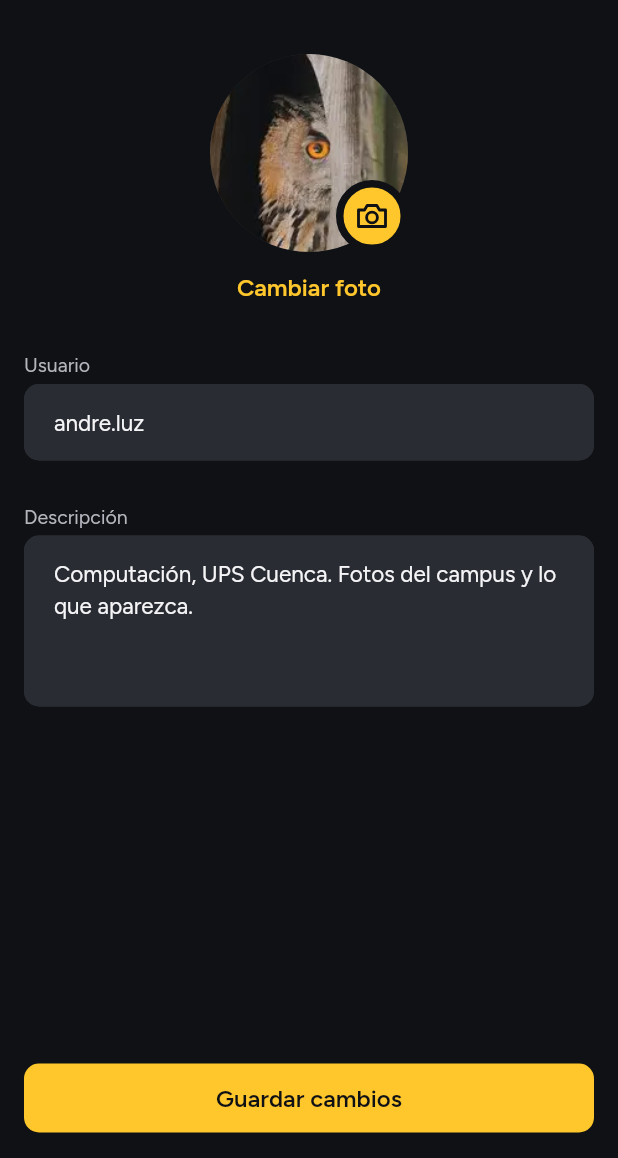
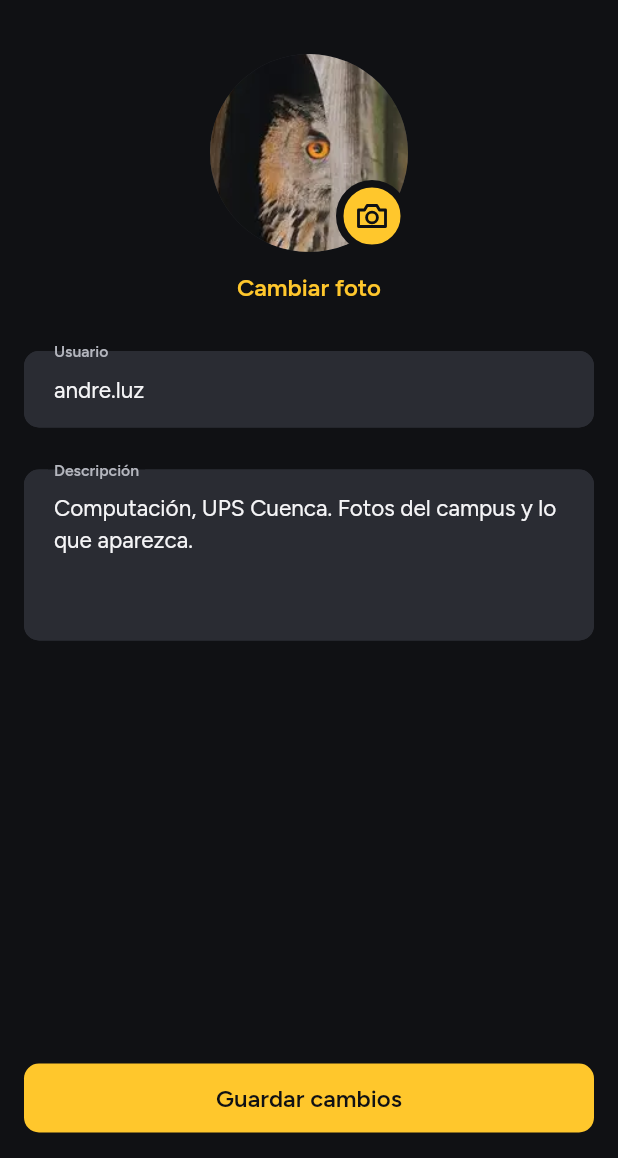
Before and after one commit to PaulSebastian9720/upsglam_platform_movil, a Flutter app: the ConfiguracionPage screen opened by its route, after a tap on "Editar perfil", on a phone screen of 412 x 824 dp, the part 78-1236 px from its top. Run offline on Flutter 3.47's test engine with Material 3 defaults, Android fonts, the phone set to English and light mode, and no system bars; our stand-ins replace camera, flutter_svg, go_router, image_picker, permission_handler.

Commit message:
style(tema): etiqueta flotante y botones más pequeños en menú y cámara

```diff
--- a/upsglam_movil/lib/componentes/barra_principal.dart
+++ b/upsglam_movil/lib/componentes/barra_principal.dart
@@ -114,7 +114,7 @@ class _Pestana extends StatelessWidget {
             child: Center(
               child: AppIcono(
                 activa ? iconoActivo : icono,
-                tamano: 28,
+                tamano: AppMedida.iconoMenu,
                 color: activa ? esquema.onSurface : esquema.onSurfaceVariant,
               ),
             ),
--- a/upsglam_movil/lib/componentes/campo_texto.dart
+++ b/upsglam_movil/lib/componentes/campo_texto.dart
@@ -3,8 +3,9 @@ import 'package:flutter/material.dart';
 import 'package:upsglam_movil/tema/app_theme.dart';
 import 'package:upsglam_movil/componentes/app_icono.dart';
 
-/// Campo con etiqueta arriba. Se valida al salir y la línea del error está
-/// siempre reservada, para que nada se mueva cuando aparece.
+/// Campo con etiqueta flotante: el nombre va dentro de la caja y sube al
+/// borde al tocarla o al tener texto. Se valida al salir y la línea del error
+/// está siempre reservada, para que nada se mueva cuando aparece.
 class CampoTexto extends StatefulWidget {
   const CampoTexto({
     super.key,
@@ -19,6 +20,7 @@ class CampoTexto extends StatefulWidget {
     this.alEnviar,
     this.lineas = 1,
     this.foco,
+    this.soloLectura = false,
   });
 
   final String etiqueta;
@@ -36,6 +38,9 @@ class CampoTexto extends StatefulWidget {
   final int lineas;
   final FocusNode? foco;
 
+  /// Se ve, se puede copiar, pero no se puede cambiar.
+  final bool soloLectura;
+
   @override
   State<CampoTexto> createState() => _CampoTextoState();
 }
@@ -49,18 +54,10 @@ class _CampoTextoState extends State<CampoTexto> {
     // El teclado se dibuja sobre la página: se deja ese margen para que el
     // campo activo siempre quede visible.
     final teclado = MediaQuery.viewInsetsOf(context).bottom;
-    return Column(
-      crossAxisAlignment: CrossAxisAlignment.stretch,
-      children: [
-        ExcludeSemantics(
-          child: Text(widget.etiqueta, style: tema.textTheme.bodySmall),
-        ),
-        const SizedBox(height: AppEspacio.xs),
-        Semantics(
-          label: widget.etiqueta,
-          child: TextFormField(
+    return TextFormField(
       controller: widget.controlador,
       focusNode: widget.foco,
+      readOnly: widget.soloLectura,
       minLines: widget.lineas,
       maxLines: widget.lineas,
       validator: widget.validador,
@@ -73,20 +70,25 @@ class _CampoTextoState extends State<CampoTexto> {
       obscureText: _oculta,
       autocorrect: widget.lineas > 1,
       enableSuggestions: !widget.esClave,
-            style: tema.textTheme.bodyLarge,
+      style: widget.soloLectura
+          ? tema.textTheme.bodyLarge?.copyWith(
+              color: tema.colorScheme.onSurfaceVariant,
+            )
+          : tema.textTheme.bodyLarge,
       scrollPadding: EdgeInsets.all(
         AppEspacio.l,
       ).copyWith(bottom: teclado + AppEspacio.xl),
       onTapOutside: (_) => FocusScope.of(context).unfocus(),
       onFieldSubmitted: (_) => widget.alEnviar?.call(),
       decoration: InputDecoration(
+        labelText: widget.etiqueta,
+        // En textos largos la etiqueta empieza arriba, no al centro.
+        alignLabelWithHint: widget.lineas > 1,
         hintText: widget.pista,
         helperText: ' ',
         suffixIcon: widget.esClave
             ? IconButton(
-                      tooltip: _oculta
-                          ? 'Mostrar contraseña'
-                          : 'Ocultar contraseña',
+                tooltip: _oculta ? 'Mostrar contraseña' : 'Ocultar contraseña',
                 onPressed: () => setState(() => _oculta = !_oculta),
                 icon: AppIcono(
                   _oculta ? Iconos.verClave : Iconos.ocultarClave,
@@ -95,9 +97,6 @@ class _CampoTextoState extends State<CampoTexto> {
               )
             : null,
       ),
-          ),
-        ),
-      ],
     );
   }
 }
--- a/upsglam_movil/lib/paginas/camara/componentes/boton_disparo.dart
+++ b/upsglam_movil/lib/paginas/camara/componentes/boton_disparo.dart
@@ -36,7 +36,7 @@ class BotonDisparo extends StatelessWidget {
           ),
           child: ocupado
               ? Padding(
-                  padding: const EdgeInsets.all(AppEspacio.l),
+                  padding: const EdgeInsets.all(AppEspacio.base),
                   child: CircularProgressIndicator(color: fondo),
                 )
               : null,
--- a/upsglam_movil/lib/tema/app_theme.dart
+++ b/upsglam_movil/lib/tema/app_theme.dart
@@ -42,19 +42,22 @@ abstract final class AppMedida {
   static const portada = 192.0;
   static const logoPortada = 84.0;
   static const borde = 5.0; // anillo que separa del fondo
-  static const barra = 72.0;
-  static const barraAncho = 292.0;
-  static const bola = 80.0; // cámara del menú
-  static const logoBola = 55.0;
+  static const barra = 54.0;
+  static const barraAncho = 250.0;
+  static const bola = 64.0; // cámara del menú
+  static const logoBola = 42.0;
+  static const iconoMenu = 24.0;
   static const logoInicio = 34.0;
   static const agarraderaAncho = 40.0; // barra para arrastrar una hoja
   static const agarraderaAlto = 4.0;
   static const zoomMaximo = 4.0;
   static const zoomDobleToque = 2.0;
   static const cerrarZoom = 120.0; // cuánto bajar la foto para cerrarla
-  static const lineasComentario = 5; // el campo crece hasta aquí
-  static const disparo = 90.0; // tomar foto
-  static const control = 60.0; // galería, filtros y girar
+  static const lineasComentario = 5;
+  static const miniaturaPublicarAncho = 124.0;
+  static const miniaturaPublicarAlto = 190.0; // el campo crece hasta aquí
+  static const disparo = 72.0; // tomar foto
+  static const control = 50.0; // galería, filtros y girar
   static const rueda = 64.0;
   static const bordeRueda = 3.0;
   static const iconoAlerta = 40.0;
@@ -190,6 +193,20 @@ abstract final class AppTheme {
       filled: true,
       fillColor: AppColors.campo,
       hintStyle: _texto(15, 21).copyWith(color: AppColors.texto2),
+      // Etiqueta flotante: dentro de la caja y, al tocarla, arriba en el
+      // borde, amarilla mientras se escribe y roja si hay error.
+      labelStyle: _texto(15, 21).copyWith(color: AppColors.texto2),
+      floatingLabelBehavior: FloatingLabelBehavior.auto,
+      floatingLabelStyle: WidgetStateTextStyle.resolveWith((estado) {
+        final base = _texto(14, 18, FontWeight.w600);
+        if (estado.contains(WidgetState.error)) {
+          return base.copyWith(color: AppColors.rojoTexto);
+        }
+        if (estado.contains(WidgetState.focused)) {
+          return base.copyWith(color: AppColors.amarillo);
+        }
+        return base.copyWith(color: AppColors.texto2);
+      }),
       helperStyle: _texto(13, 16, FontWeight.w600),
       errorStyle: _texto(
         13,
```
Lines whose indentation alone changed are shown as unchanged.
